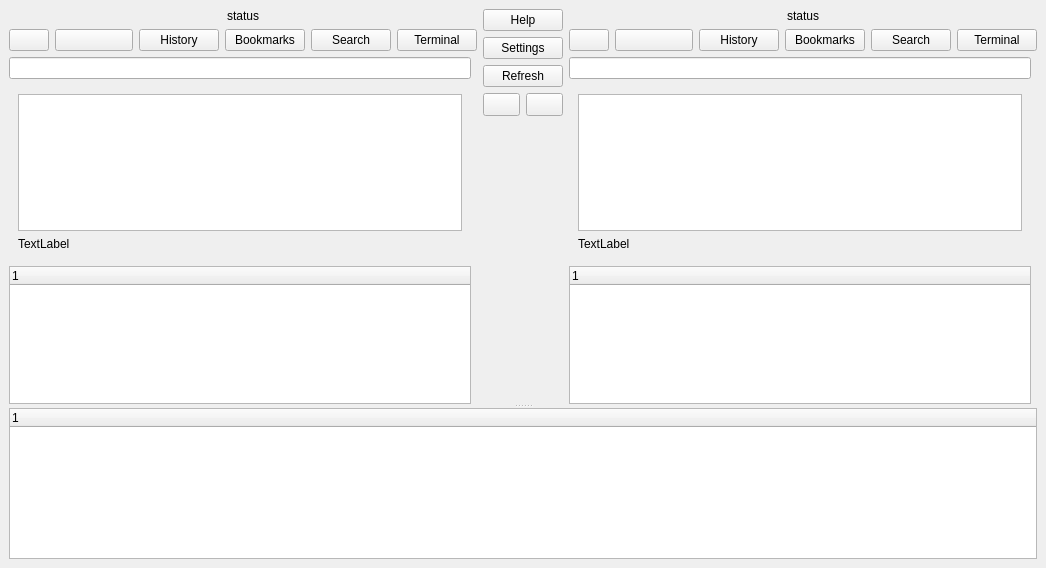
Old version of the form src/mainwin.ui in the repository suncore/dflynav.
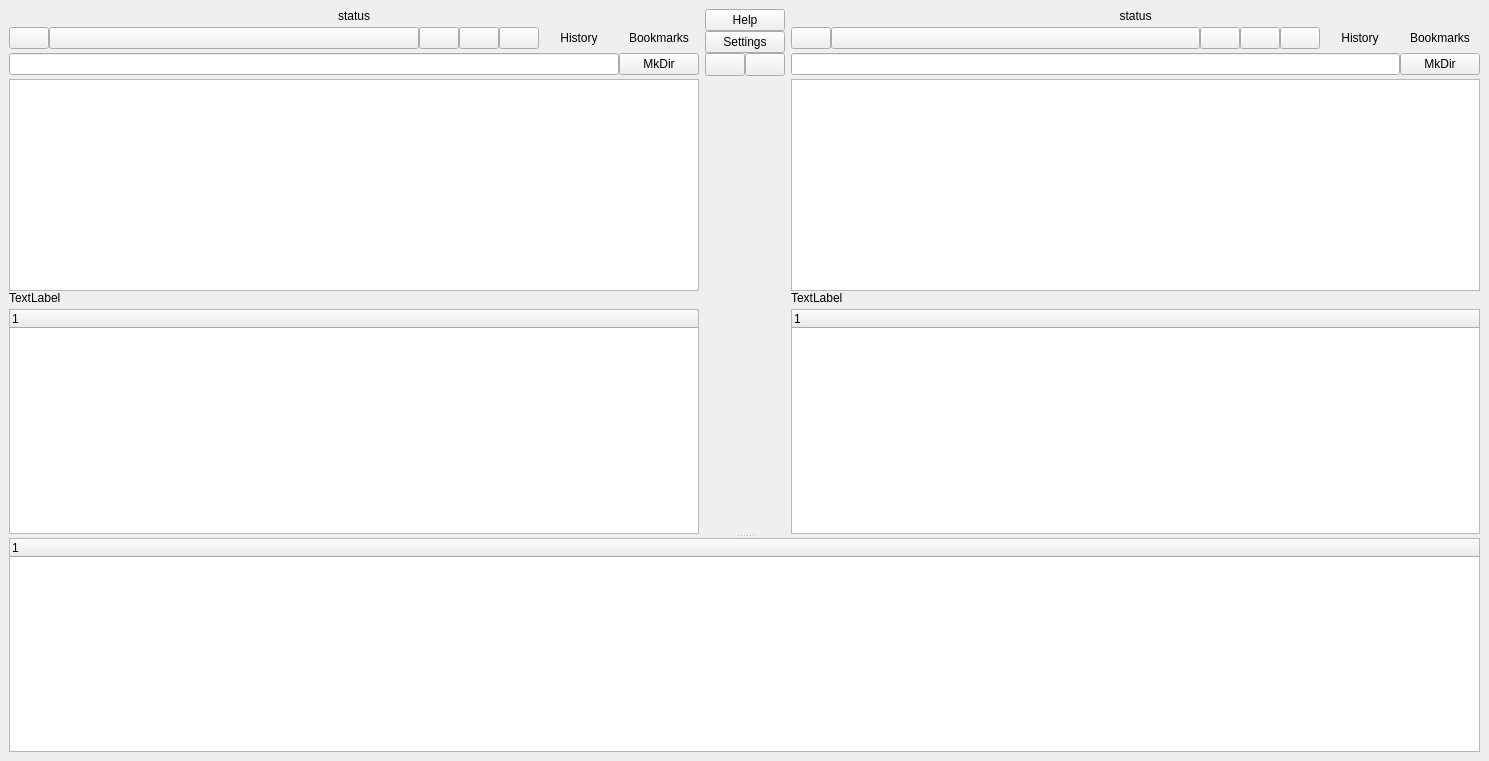
New version of the form.

```diff
--- a/src/mainwin.ui
+++ b/src/mainwin.ui
@@ -6,8 +6,8 @@
    <rect>
     <x>0</x>
     <y>0</y>
-    <width>1046</width>
-    <height>568</height>
+    <width>1489</width>
+    <height>761</height>
    </rect>
   </property>
   <property name="windowTitle">
@@ -24,10 +24,28 @@
        <layout class="QHBoxLayout" name="mainHoriz">
         <item>
          <layout class="QGridLayout" name="left">
+          <property name="horizontalSpacing">
+           <number>0</number>
+          </property>
+          <property name="verticalSpacing">
+           <number>4</number>
+          </property>
           <item row="4" column="0" colspan="2">
            <layout class="QHBoxLayout" name="horizontalLayout">
             <item>
              <widget class="QPushButton" name="left_back">
+              <property name="sizePolicy">
+               <sizepolicy hsizetype="Minimum" vsizetype="Maximum">
+                <horstretch>0</horstretch>
+                <verstretch>0</verstretch>
+               </sizepolicy>
+              </property>
+              <property name="minimumSize">
+               <size>
+                <width>40</width>
+                <height>0</height>
+               </size>
+              </property>
               <property name="text">
                <string/>
               </property>
@@ -46,6 +64,45 @@
               </property>
              </widget>
             </item>
+            <item>
+             <widget class="QPushButton" name="left_reload">
+              <property name="minimumSize">
+               <size>
+                <width>40</width>
+                <height>0</height>
+               </size>
+              </property>
+              <property name="text">
+               <string/>
+              </property>
+             </widget>
+            </item>
+            <item>
+             <widget class="QPushButton" name="left_terminal">
+              <property name="minimumSize">
+               <size>
+                <width>40</width>
+                <height>0</height>
+               </size>
+              </property>
+              <property name="text">
+               <string/>
+              </property>
+             </widget>
+            </item>
+            <item>
+             <widget class="QPushButton" name="left_find">
+              <property name="minimumSize">
+               <size>
+                <width>40</width>
+                <height>0</height>
+               </size>
+              </property>
+              <property name="text">
+               <string/>
+              </property>
+             </widget>
+            </item>
             <item>
              <widget class="QPushButton" name="left_history">
               <property name="sizePolicy">
@@ -57,6 +114,9 @@
               <property name="text">
                <string>History</string>
               </property>
+              <property name="flat">
+               <bool>true</bool>
+              </property>
              </widget>
             </item>
             <item>
@@ -70,19 +130,8 @@
               <property name="text">
                <string>Bookmarks</string>
               </property>
-             </widget>
-            </item>
-            <item>
-             <widget class="QPushButton" name="left_find">
-              <property name="text">
-               <string>Search</string>
-              </property>
-             </widget>
-            </item>
-            <item>
-             <widget class="QPushButton" name="left_terminal">
-              <property name="text">
-               <string>Terminal</string>
+              <property name="flat">
+               <bool>true</bool>
               </property>
              </widget>
             </item>
@@ -98,16 +147,28 @@
             </property>
            </widget>
           </item>
-          <item row="5" column="0">
-           <widget class="QLineEdit" name="left_path"/>
-          </item>
           <item row="7" column="0">
            <widget class="QWidget" name="left_preview_container" native="true">
             <layout class="QGridLayout" name="gridLayout_2">
-             <item row="0" column="0">
+             <property name="leftMargin">
+              <number>0</number>
+             </property>
+             <property name="topMargin">
+              <number>0</number>
+             </property>
+             <property name="rightMargin">
+              <number>0</number>
+             </property>
+             <property name="bottomMargin">
+              <number>0</number>
+             </property>
+             <property name="spacing">
+              <number>0</number>
+             </property>
+             <item row="1" column="0">
               <widget class="QGraphicsView" name="left_preview_gv"/>
              </item>
-             <item row="1" column="0">
+             <item row="2" column="0">
               <widget class="QLabel" name="left_preview_text">
                <property name="text">
                 <string>TextLabel</string>
@@ -117,6 +178,20 @@
             </layout>
            </widget>
           </item>
+          <item row="5" column="0" colspan="2">
+           <layout class="QHBoxLayout" name="horizontalLayout_2">
+            <item>
+             <widget class="QLineEdit" name="left_path"/>
+            </item>
+            <item>
+             <widget class="QPushButton" name="left_mkdir">
+              <property name="text">
+               <string>MkDir</string>
+              </property>
+             </widget>
+            </item>
+           </layout>
+          </item>
           <item row="9" column="0">
            <widget class="QTreeWidget" name="left_tree">
             <property name="rootIsDecorated">
@@ -133,6 +208,9 @@
         </item>
         <item>
          <layout class="QVBoxLayout" name="center">
+          <property name="spacing">
+           <number>0</number>
+          </property>
           <item>
            <layout class="QVBoxLayout" name="verticalLayout_4">
             <item>
@@ -149,13 +227,6 @@
               </property>
              </widget>
             </item>
-            <item>
-             <widget class="QPushButton" name="refresh">
-              <property name="text">
-               <string>Refresh</string>
-              </property>
-             </widget>
-            </item>
            </layout>
           </item>
           <item>
@@ -224,6 +295,43 @@
         </item>
         <item>
          <layout class="QGridLayout" name="right">
+          <property name="horizontalSpacing">
+           <number>0</number>
+          </property>
+          <property name="verticalSpacing">
+           <number>4</number>
+          </property>
+          <item row="6" column="0">
+           <widget class="QWidget" name="right_preview_container" native="true">
+            <layout class="QGridLayout" name="gridLayout_3">
+             <property name="leftMargin">
+              <number>0</number>
+             </property>
+             <property name="topMargin">
+              <number>0</number>
+             </property>
+             <property name="rightMargin">
+              <number>0</number>
+             </property>
+             <property name="bottomMargin">
+              <number>0</number>
+             </property>
+             <property name="spacing">
+              <number>0</number>
+             </property>
+             <item row="0" column="0">
+              <widget class="QGraphicsView" name="right_preview_gv"/>
+             </item>
+             <item row="1" column="0">
+              <widget class="QLabel" name="right_preview_text">
+               <property name="text">
+                <string>TextLabel</string>
+               </property>
+              </widget>
+             </item>
+            </layout>
+           </widget>
+          </item>
           <item row="2" column="0" colspan="2">
            <widget class="QLabel" name="right_status">
             <property name="text">
@@ -238,6 +346,12 @@
            <layout class="QHBoxLayout" name="horizontalLayout_4">
             <item>
              <widget class="QPushButton" name="right_back">
+              <property name="minimumSize">
+               <size>
+                <width>40</width>
+                <height>0</height>
+               </size>
+              </property>
               <property name="text">
                <string/>
               </property>
@@ -256,6 +370,45 @@
               </property>
              </widget>
             </item>
+            <item>
+             <widget class="QPushButton" name="right_reload">
+              <property name="minimumSize">
+               <size>
+                <width>40</width>
+                <height>0</height>
+               </size>
+              </property>
+              <property name="text">
+               <string/>
+              </property>
+             </widget>
+            </item>
+            <item>
+             <widget class="QPushButton" name="right_terminal">
+              <property name="minimumSize">
+               <size>
+                <width>40</width>
+                <height>0</height>
+               </size>
+              </property>
+              <property name="text">
+               <string/>
+              </property>
+             </widget>
+            </item>
+            <item>
+             <widget class="QPushButton" name="right_find">
+              <property name="minimumSize">
+               <size>
+                <width>40</width>
+                <height>0</height>
+               </size>
+              </property>
+              <property name="text">
+               <string/>
+              </property>
+             </widget>
+            </item>
             <item>
              <widget class="QPushButton" name="right_history">
               <property name="sizePolicy">
@@ -267,6 +420,9 @@
               <property name="text">
                <string>History</string>
               </property>
+              <property name="flat">
+               <bool>true</bool>
+              </property>
              </widget>
             </item>
             <item>
@@ -280,19 +436,22 @@
               <property name="text">
                <string>Bookmarks</string>
               </property>
-             </widget>
-            </item>
-            <item>
-             <widget class="QPushButton" name="right_find">
-              <property name="text">
-               <string>Search</string>
+              <property name="flat">
+               <bool>true</bool>
               </property>
              </widget>
             </item>
+           </layout>
+          </item>
+          <item row="5" column="0" colspan="2">
+           <layout class="QHBoxLayout" name="horizontalLayout_3">
             <item>
-             <widget class="QPushButton" name="right_terminal">
+             <widget class="QLineEdit" name="right_path"/>
+            </item>
+            <item>
+             <widget class="QPushButton" name="right_mkdir">
               <property name="text">
-               <string>Terminal</string>
+               <string>MkDir</string>
               </property>
              </widget>
             </item>
@@ -310,25 +469,6 @@
             </column>
            </widget>
           </item>
-          <item row="5" column="0">
-           <widget class="QLineEdit" name="right_path"/>
-          </item>
-          <item row="6" column="0">
-           <widget class="QWidget" name="right_preview_container" native="true">
-            <layout class="QGridLayout" name="gridLayout_3">
-             <item row="0" column="0">
-              <widget class="QGraphicsView" name="right_preview_gv"/>
-             </item>
-             <item row="1" column="0">
-              <widget class="QLabel" name="right_preview_text">
-               <property name="text">
-                <string>TextLabel</string>
-               </property>
-              </widget>
-             </item>
-            </layout>
-           </widget>
-          </item>
          </layout>
         </item>
        </layout>
```
